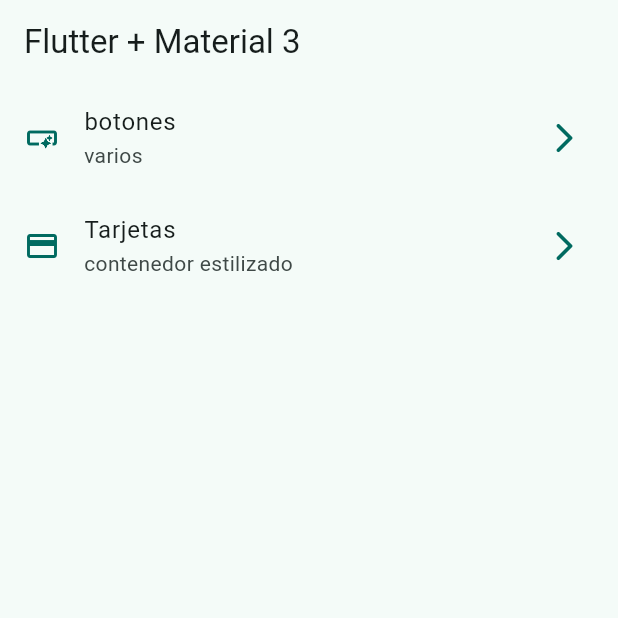
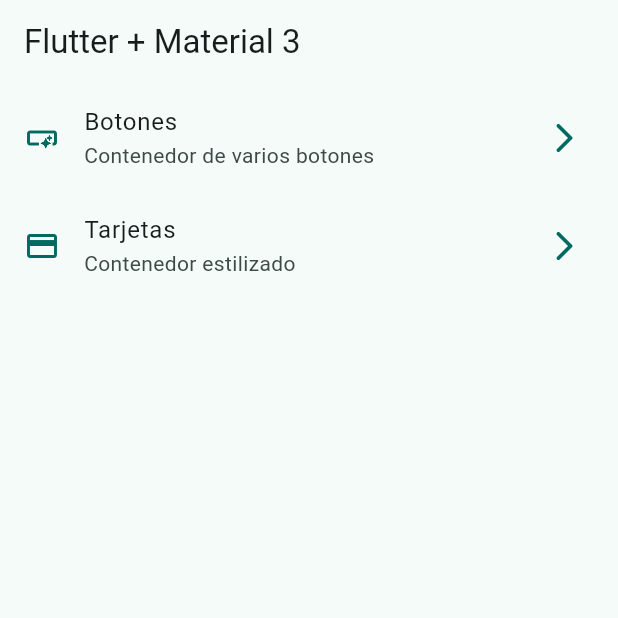
Before and after one commit to mxziino/widgets_app_flutter, a Flutter app: the screen it shows after launch, on a phone screen of 412 x 824 dp, the top half of it. Run offline on Flutter 3.47's test engine with Material 3 defaults, Android fonts, the phone set to English and light mode, and no system bars.

```diff
--- a/lib/config/menu/menu_items.dart
+++ b/lib/config/menu/menu_items.dart
@@ -16,15 +16,15 @@ class MenuItem {
 
 const appMenuItems = <MenuItem>[
   MenuItem(
-    title: 'botones',
-    subtitle: 'varios',
+    title: 'Botones',
+    subtitle: 'Contenedor de varios botones',
     link: '/buttons',
     icon: Icons.smart_button_outlined,
   ),
   MenuItem(
     title: 'Tarjetas',
-    subtitle: 'contenedor estilizado',
-    link: '/card',
+    subtitle: 'Contenedor estilizado',
+    link: '/cards',
     icon: Icons.credit_card,
   ),
 ];
--- a/lib/main.dart
+++ b/lib/main.dart
@@ -1,5 +1,7 @@
 import 'package:flutter/material.dart';
 import 'package:widgets_app/config/theme/app_theme.dart';
+import 'package:widgets_app/presentation/screens/buttons/buttons_screen.dart';
+import 'package:widgets_app/presentation/screens/cards/cards_screen.dart';
 import 'package:widgets_app/presentation/screens/home/home_screen.dart';
 
 void main() {
@@ -15,6 +17,10 @@ class MainApp extends StatelessWidget {
       debugShowCheckedModeBanner: false,
       theme: AppTheme(selectedColor: 1).getTheme(),
       home: const HomeScreen(),
+      routes: {
+        '/buttons': (context) => const ButtonsScreen(),
+        '/cards': (context) => const CardsScreen(),
+      },
     );
   }
 }
```
Also changed, not shown: lib/presentation/screens/buttons/buttons_screen.dart (added, +15 -0 lines), lib/presentation/screens/cards/cards_screen.dart (added, +15 -0 lines), lib/presentation/screens/home/home_screen.dart (+9 -1 lines).
